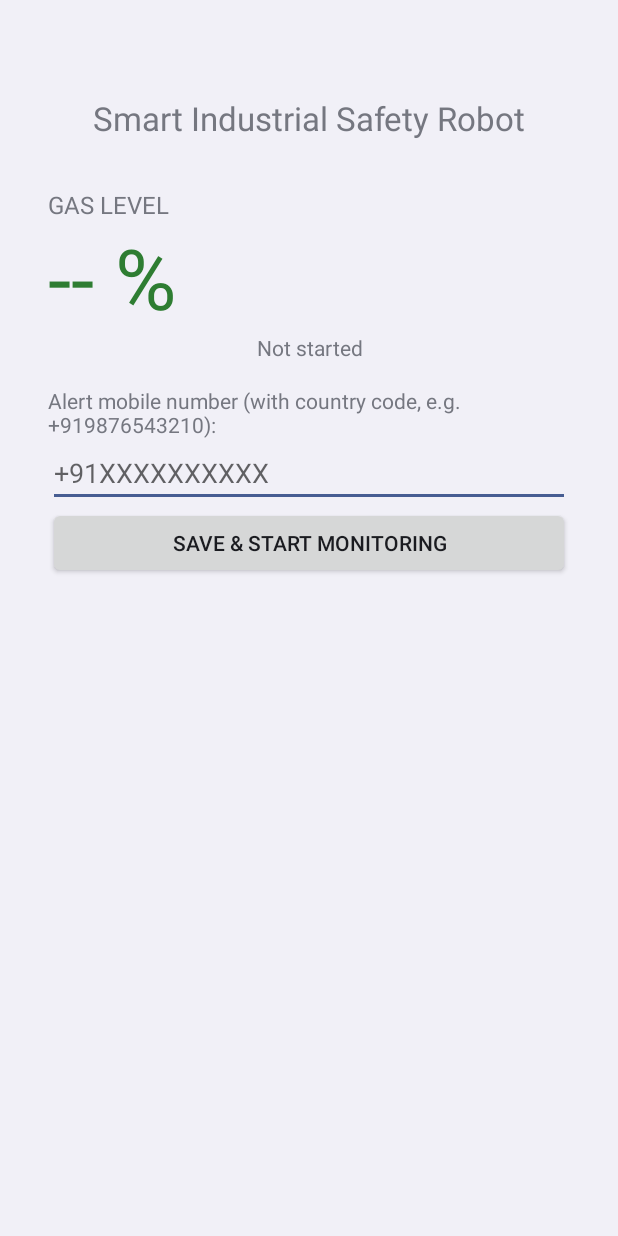
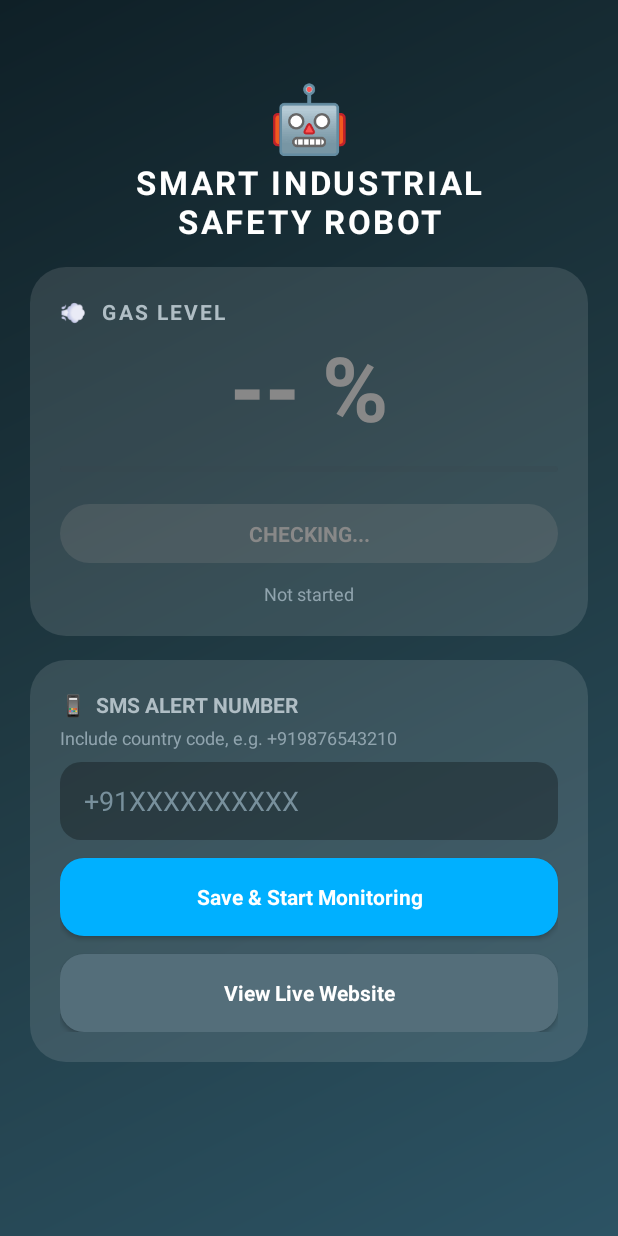
Before and after one commit to robinjeyachandran-lab/gas-monitoring-robo, an Android app: the screen it shows after launch (MainActivity), on a phone screen of 412 x 824 dp. Run offline under Robolectric (Android 15) with nearby library versions, the phone set to English and light mode, and no system bars.

Commit message:
Update MainActivity.java

```diff
--- a/app/src/main/java/com/jacsi/gasmonitor/MainActivity.java
+++ b/app/src/main/java/com/jacsi/gasmonitor/MainActivity.java
@@ -6,16 +6,24 @@ import android.content.Context;
 import android.content.Intent;
 import android.content.SharedPreferences;
 import android.content.pm.PackageManager;
+import android.content.res.ColorStateList;
 import android.graphics.Color;
+import android.graphics.Typeface;
+import android.graphics.drawable.GradientDrawable;
 import android.os.Build;
 import android.os.Bundle;
 import android.os.Handler;
 import android.os.Looper;
 import android.text.InputType;
 import android.view.Gravity;
+import android.view.View;
+import android.webkit.WebView;
+import android.webkit.WebViewClient;
 import android.widget.Button;
 import android.widget.EditText;
 import android.widget.LinearLayout;
+import android.widget.ProgressBar;
+import android.widget.ScrollView;
 import android.widget.TextView;
 import android.widget.Toast;
 
@@ -25,70 +33,191 @@ import java.util.List;
 public class MainActivity extends Activity {
 
     private EditText phoneInput;
-    private TextView gasText, statusText;
+    private TextView gasText, badge, statusText;
+    private ProgressBar gasBar;
     private SharedPreferences prefs;
+    private ScrollView scroll;
+    private WebView webView;
+    private boolean webShown = false;
     private final Handler handler = new Handler(Looper.getMainLooper());
 
     private final Runnable refresh = new Runnable() {
         @Override
         public void run() {
             int gas = prefs.getInt("last_gas", -1);
+            boolean danger = gas > MonitorService.THRESHOLD;
             gasText.setText(gas < 0 ? "-- %" : gas + " %");
-            gasText.setTextColor(gas > MonitorService.THRESHOLD ? Color.RED : Color.parseColor("#2E7D32"));
+            gasBar.setProgress(Math.max(gas, 0));
+            int color = gas < 0 ? Color.GRAY : (danger ? Color.parseColor("#FF5252") : Color.parseColor("#00E676"));
+            gasText.setTextColor(color);
+            gasBar.setProgressTintList(ColorStateList.valueOf(color));
+            badge.setText(gas < 0 ? "CHECKING..." : (danger ? "DANGER - GAS HIGH" : "SAFE"));
+            badge.setBackground(round(color, 40, 0.25f));
+            badge.setTextColor(color);
             statusText.setText(prefs.getString("last_status", "Not started"));
             handler.postDelayed(this, 2000);
         }
     };
+
+    private int dp(int v) {
+        return (int) (v * getResources().getDisplayMetrics().density);
+    }
+
+    private GradientDrawable round(int color, int radiusDp, float alpha) {
+        GradientDrawable g = new GradientDrawable();
+        g.setColor(color);
+        g.setAlpha((int) (alpha * 255));
+        g.setCornerRadius(dp(radiusDp));
+        return g;
+    }
+
+    private LinearLayout card() {
+        LinearLayout c = new LinearLayout(this);
+        c.setOrientation(LinearLayout.VERTICAL);
+        c.setPadding(dp(20), dp(20), dp(20), dp(20));
+        c.setBackground(round(Color.WHITE, 24, 0.12f));
+        LinearLayout.LayoutParams lp = new LinearLayout.LayoutParams(
+                LinearLayout.LayoutParams.MATCH_PARENT, LinearLayout.LayoutParams.WRAP_CONTENT);
+        lp.setMargins(0, dp(16), 0, 0);
+        c.setLayoutParams(lp);
+        return c;
+    }
+
+    private TextView text(String s, int sp, int color, boolean bold) {
+        TextView t = new TextView(this);
+        t.setText(s);
+        t.setTextSize(sp);
+        t.setTextColor(color);
+        if (bold) t.setTypeface(Typeface.DEFAULT_BOLD);
+        return t;
+    }
+
+    private Button button(String label, String hexColor) {
+        Button b = new Button(this);
+        b.setText(label);
+        b.setAllCaps(false);
+        b.setTextColor(Color.WHITE);
+        b.setTypeface(Typeface.DEFAULT_BOLD);
+        b.setBackground(round(Color.parseColor(hexColor), 16, 1f));
+        LinearLayout.LayoutParams lp = new LinearLayout.LayoutParams(
+                LinearLayout.LayoutParams.MATCH_PARENT, dp(52));
+        lp.setMargins(0, dp(12), 0, 0);
+        b.setLayoutParams(lp);
+        return b;
+    }
 
     @Override
     protected void onCreate(Bundle savedInstanceState) {
         super.onCreate(savedInstanceState);
         prefs = getSharedPreferences(MonitorService.PREFS, Context.MODE_PRIVATE);
 
+        GradientDrawable bg = new GradientDrawable(GradientDrawable.Orientation.TL_BR,
+                new int[]{Color.parseColor("#0F2027"), Color.parseColor("#203A43"), Color.parseColor("#2C5364")});
+
+        scroll = new ScrollView(this);
+        scroll.setBackground(bg);
+        scroll.setFillViewport(true);
+
         LinearLayout root = new LinearLayout(this);
         root.setOrientation(LinearLayout.VERTICAL);
-        root.setPadding(48, 96, 48, 48);
-        root.setGravity(Gravity.CENTER_HORIZONTAL);
+        root.setPadding(dp(20), dp(48), dp(20), dp(32));
+        scroll.addView(root);
 
-        TextView title = new TextView(this);
-        title.setText("Smart Industrial Safety Robot");
-        title.setTextSize(22);
+        // Header
+        TextView robot = text("\uD83E\uDD16", 44, Color.WHITE, false);
+        robot.setGravity(Gravity.CENTER);
+        root.addView(robot, new LinearLayout.LayoutParams(
+                LinearLayout.LayoutParams.MATCH_PARENT, LinearLayout.LayoutParams.WRAP_CONTENT));
+
+        TextView title = text("SMART INDUSTRIAL\nSAFETY ROBOT", 22, Color.WHITE, true);
         title.setGravity(Gravity.CENTER);
-        root.addView(title);
+        title.setLetterSpacing(0.08f);
+        root.addView(title, new LinearLayout.LayoutParams(
+                LinearLayout.LayoutParams.MATCH_PARENT, LinearLayout.LayoutParams.WRAP_CONTENT));
 
-        TextView label = new TextView(this);
-        label.setText("GAS LEVEL");
-        label.setTextSize(16);
-        label.setPadding(0, 48, 0, 0);
-        root.addView(label);
+        // Gas card
+        LinearLayout gasCard = card();
+        TextView gasLabel = text("\uD83D\uDCA8  GAS LEVEL", 14, Color.parseColor("#B0BEC5"), true);
+        gasLabel.setLetterSpacing(0.1f);
+        gasCard.addView(gasLabel);
 
-        gasText = new TextView(this);
-        gasText.setTextSize(56);
-        gasText.setText("-- %");
-        root.addView(gasText);
+        gasText = text("-- %", 60, Color.WHITE, true);
+        gasText.setGravity(Gravity.CENTER);
+        gasCard.addView(gasText);
 
-        statusText = new TextView(this);
-        statusText.setTextSize(14);
+        gasBar = new ProgressBar(this, null, android.R.attr.progressBarStyleHorizontal);
+        gasBar.setMax(100);
+        gasBar.setProgressBackgroundTintList(ColorStateList.valueOf(Color.parseColor("#37474F")));
+        LinearLayout.LayoutParams barLp = new LinearLayout.LayoutParams(
+                LinearLayout.LayoutParams.MATCH_PARENT, dp(14));
+        barLp.setMargins(0, dp(8), 0, dp(16));
+        gasCard.addView(gasBar, barLp);
+
+        badge = text("CHECKING...", 14, Color.GRAY, true);
+        badge.setGravity(Gravity.CENTER);
+        badge.setPadding(dp(16), dp(10), dp(16), dp(10));
+        gasCard.addView(badge, new LinearLayout.LayoutParams(
+                LinearLayout.LayoutParams.MATCH_PARENT, LinearLayout.LayoutParams.WRAP_CONTENT));
+
+        statusText = text("Not started", 12, Color.parseColor("#90A4AE"), false);
         statusText.setGravity(Gravity.CENTER);
-        root.addView(statusText);
+        statusText.setPadding(0, dp(12), 0, 0);
+        gasCard.addView(statusText);
+        root.addView(gasCard);
 
-        TextView hint = new TextView(this);
-        hint.setText("\nAlert mobile number (with country code, e.g. +919876543210):");
-        root.addView(hint);
+        // Alert settings card
+        LinearLayout setCard = card();
+        setCard.addView(text("\uD83D\uDCF1  SMS ALERT NUMBER", 14, Color.parseColor("#B0BEC5"), true));
+        TextView hint = text("Include country code, e.g. +919876543210", 12, Color.parseColor("#90A4AE"), false);
+        hint.setPadding(0, dp(4), 0, dp(8));
+        setCard.addView(hint);
 
         phoneInput = new EditText(this);
         phoneInput.setInputType(InputType.TYPE_CLASS_PHONE);
         phoneInput.setHint("+91XXXXXXXXXX");
+        phoneInput.setHintTextColor(Color.parseColor("#78909C"));
+        phoneInput.setTextColor(Color.WHITE);
         phoneInput.setText(prefs.getString("phone", ""));
-        root.addView(phoneInput, new LinearLayout.LayoutParams(
-                LinearLayout.LayoutParams.MATCH_PARENT, LinearLayout.LayoutParams.WRAP_CONTENT));
+        phoneInput.setPadding(dp(16), dp(12), dp(16), dp(12));
+        phoneInput.setBackground(round(Color.BLACK, 14, 0.3f));
+        setCard.addView(phoneInput, new LinearLayout.LayoutParams(
+                LinearLayout.LayoutParams.MATCH_PARENT, dp(52)));
 
-        Button save = new Button(this);
-        save.setText("Save & Start Monitoring");
+        Button save = button("Save & Start Monitoring", "#00B0FF");
         save.setOnClickListener(v -> saveAndStart());
-        root.addView(save);
+        setCard.addView(save);
 
-        setContentView(root);
+        Button web = button("View Live Website", "#546E7A");
+        web.setOnClickListener(v -> showWeb());
+        setCard.addView(web);
+        root.addView(setCard);
+
+        setContentView(scroll);
+    }
+
+    private void showWeb() {
+        if (webView == null) {
+            webView = new WebView(this);
+            webView.getSettings().setJavaScriptEnabled(true);
+            webView.getSettings().setDomStorageEnabled(true);
+            webView.setWebViewClient(new WebViewClient());
+            webView.loadUrl(MonitorService.SITE_URL);
+        } else {
+            webView.reload();
+        }
+        webShown = true;
+        setContentView(webView);
+        Toast.makeText(this, "Press Back to return", Toast.LENGTH_SHORT).show();
+    }
+
+    @Override
+    public void onBackPressed() {
+        if (webShown) {
+            webShown = false;
+            setContentView(scroll);
+        } else {
+            super.onBackPressed();
+        }
     }
 
     private void saveAndStart() {
@@ -116,7 +245,7 @@ public class MainActivity extends Activity {
     @Override
     public void onRequestPermissionsResult(int code, String[] perms, int[] results) {
         super.onRequestPermissionsResult(code, perms, results);
-        startMonitor(); // start anyway; SMS/notification only work if permitted
+        startMonitor();
     }
 
     private void startMonitor() {
@@ -130,10 +259,11 @@ public class MainActivity extends Activity {
     protected void onResume() {
         super.onResume();
         handler.post(refresh);
-        // Resume monitoring automatically if number already saved
         if (!prefs.getString("phone", "").isEmpty()
                 && checkSelfPermission(Manifest.permission.SEND_SMS) == PackageManager.PERMISSION_GRANTED) {
-            startMonitor();
+            Intent svc = new Intent(this, MonitorService.class);
+            if (Build.VERSION.SDK_INT >= 26) startForegroundService(svc);
+            else startService(svc);
         }
     }
 
```
